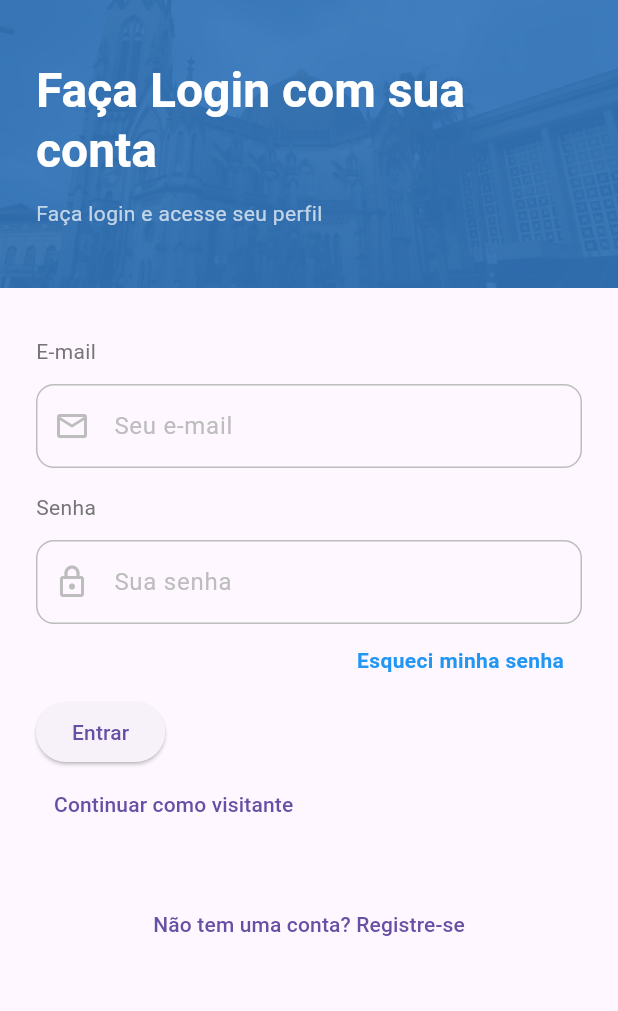
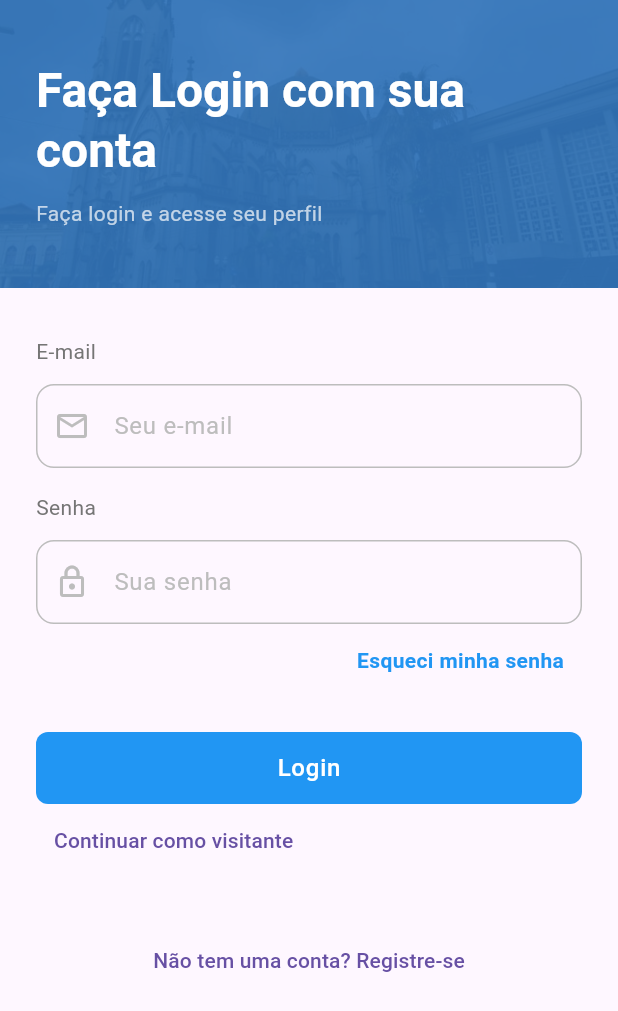
Before and after one commit to Diocese-Santos/Diocese-App, a Flutter app: the screen it shows after launch, on a phone screen of 412 x 824 dp. Shown: the top 1011 px of the screen. Run offline on Flutter 3.47's test engine with Material 3 defaults, Android fonts, the phone set to English and light mode, and no system bars; our stand-ins replace gap; Roboto replaces fonts that are missing (Montserrat).

Commit message:
feat(login): update button style and text for improved UI consistency

```diff
--- a/lib/ui/core/themes/theme.dart
+++ b/lib/ui/core/themes/theme.dart
@@ -20,6 +20,17 @@ abstract final class AppTheme {
     labelStyle: TextStyle(color: Colors.grey.shade400),
   );
 
+  static FilledButtonThemeData filledButtonStyle = FilledButtonThemeData(
+    style: ButtonStyle(
+      backgroundColor: WidgetStateProperty.all(Colors.blue),
+      shape: WidgetStateProperty.all(
+        RoundedRectangleBorder(
+          borderRadius: BorderRadius.circular(8),
+        ),
+      ),
+    ),
+  );
+
   static ThemeData lightTheme = ThemeData(
     useMaterial3: true,
     brightness: Brightness.light,
@@ -29,6 +40,7 @@ abstract final class AppTheme {
       centerTitle: true,
     ),
     inputDecorationTheme: inputDecorationTheme,
+    filledButtonTheme: filledButtonStyle,
     fontFamily: 'Montserrat',
     extensions: const [],
   );
--- a/lib/ui/pages/login_page.dart
+++ b/lib/ui/pages/login_page.dart
@@ -75,9 +75,21 @@ class LoginPage extends StatelessWidget {
                         ),
                       ),
                     ),
-                    ElevatedButton(
-                      onPressed: presenter.signIn,
-                      child: Text('Entrar'),
+                    Gap(24),
+                    SizedBox(
+                      width: double.infinity,
+                      height: 48,
+                      child: FilledButton(
+                        onPressed: presenter.signIn,
+                        child: Text(
+                          'Login',
+                          style:
+                              Theme.of(context).textTheme.bodyLarge!.copyWith(
+                                    color: Colors.white,
+                                    fontWeight: FontWeight.w500,
+                                  ),
+                        ),
+                      ),
                     ),
                     TextButton(
                       onPressed: presenter.navigateWithVisitor,
```
Also changed, not shown: 1 other file.
